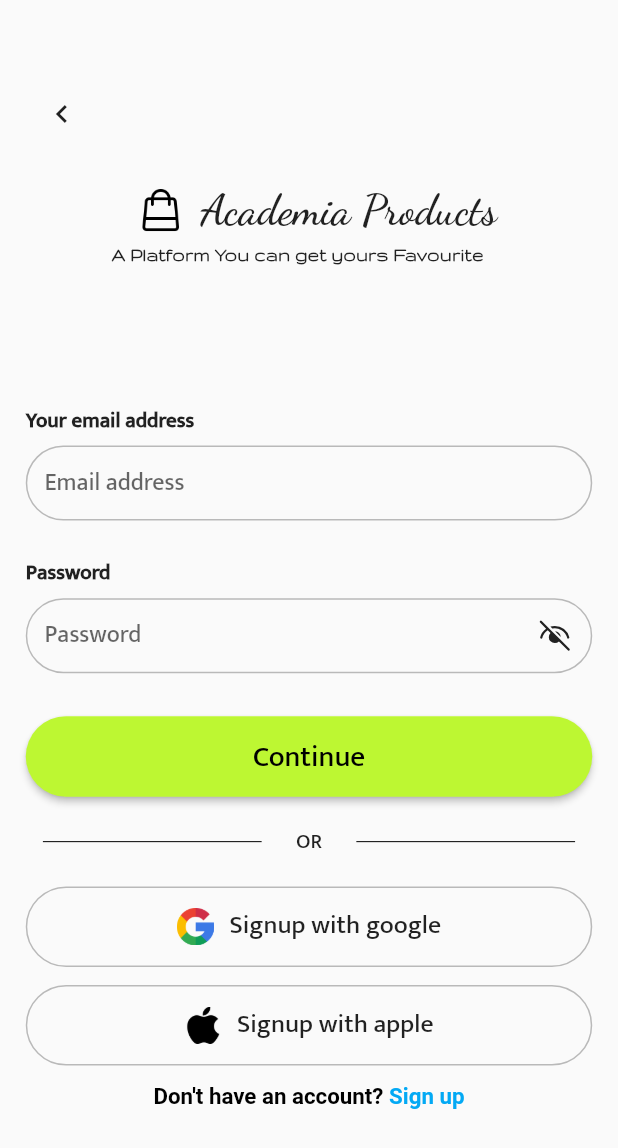
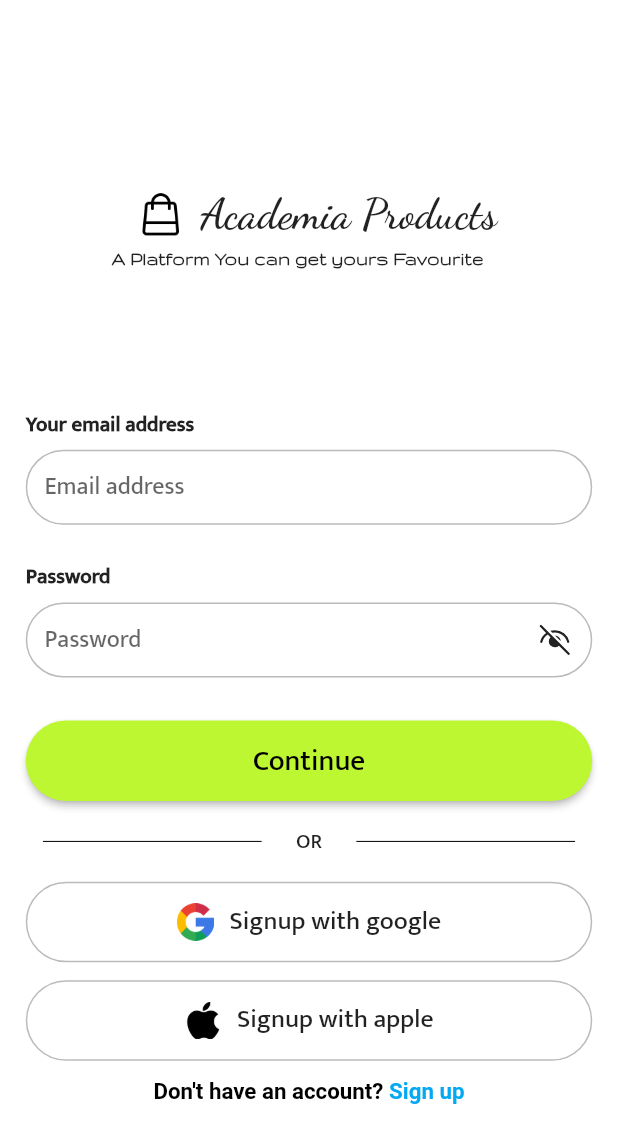
Before and after one commit to YojitSuthar/Practise-UI, a Flutter app: the screen it shows after launch, after a tap on an icon or button, on a phone screen of 412 x 824 dp. Shown: the top 1148 px of the screen. Run offline on Flutter 3.47's test engine with Material 2 defaults, Android fonts, the phone set to English and light mode, and no system bars; our stand-ins replace cloud_firestore, firebase_core, fluentui_icons, flutter_screenutil, get, lottie and 1 more; accounts and stored records are empty.

Commit message:
remove bugs

```diff
--- a/lib/main.dart
+++ b/lib/main.dart
@@ -1,5 +1,6 @@
 import 'package:flutter/material.dart';
 import 'main_resources.dart';
+import 'provider/absorbing.dart';
 
 class Myapp extends StatelessWidget {
   const Myapp({super.key});
@@ -16,6 +17,7 @@ class Myapp extends StatelessWidget {
             ChangeNotifierProvider(create: (context) => SignUpValidation()),
             ChangeNotifierProvider(create: (context) => ChangeColor()),
             ChangeNotifierProvider(create: (context) => BottumNavigation()),
+            ChangeNotifierProvider(create: (context) => Absorbing()),
           ],
           child: GetMaterialApp(
               theme: ThemeData(
--- /dev/null
+++ b/lib/provider/absorbing.dart
@@ -0,0 +1,16 @@
+import 'package:flutter/material.dart';
+
+
+class Absorbing with ChangeNotifier{
+  bool absorbButton=false;
+
+  void buttonAbsorbingTrue(){
+    absorbButton=true;
+    notifyListeners();
+  }
+
+  void buttonAbsorbingFalse(){
+    absorbButton=false;
+    notifyListeners();
+  }
+}
--- a/lib/resources/color_manager.dart
+++ b/lib/resources/color_manager.dart
@@ -15,6 +15,4 @@ class ColorManager{
   static Color redColor= Colors.red;
   static Color lightBlueColor= Colors.lightBlue;
   static Color whiteColor= Colors.white;
-
-
 }
--- a/lib/resources/string_manager.dart
+++ b/lib/resources/string_manager.dart
@@ -7,11 +7,11 @@ class StringManager{
   static const String enterUserName = "Enter username";
   static const String enterEmail = "Email address";
   static const String enterPassword = "Password";
-  static const String userName = "UserName";
+  static const String userName = "Username";
   static const String email =  "Your email address";
   static const String password =  "Password";
   static const String signIn =  "Continue";
-  static const String signUp =  "Sign-Up     >";
+  static const String signUp =  "Signup";
   static const String googleSignIn =  "Signup with google";
   static const String appleSignIn =  "Signup with apple";
   static const String no_Account=  "Account does not exist";
--- a/lib/screens/get_startPage/get_startScreen.dart
+++ b/lib/screens/get_startPage/get_startScreen.dart
@@ -51,7 +51,7 @@ class GetStartPage extends StatelessWidget {
                 margin: const EdgeInsets.only(top: 80).r,
                 child: ElevatedButton(
                     onPressed: () {
-                      Get.toNamed("/LoginPage");
+                      Get.offAllNamed("/LoginPage");
                       debugPrint("Button pressed");
                     },
                     style: ElevatedButton.styleFrom(
--- a/lib/screens/login_page/login_screen.dart
+++ b/lib/screens/login_page/login_screen.dart
@@ -18,16 +18,19 @@ class LoginScreen extends StatelessWidget {
         }
       },
       child: Scaffold(
+        backgroundColor: ColorManager.whiteColor,
         body: SingleChildScrollView(
           // keyboardDismissBehavior: ScrollViewKeyboardDismissBehavior.onDrag,
           child: Padding(
-            padding: const EdgeInsets.all(15.0).w,
+            padding: const EdgeInsets.only(left: 15.0,right: 15.0,top: 90).w,
             child: Column(
               crossAxisAlignment: CrossAxisAlignment.start,
               children: [
-                const BackIconButton(),
                 const CompanyDesign(),
                 NormalTextField(
+                    pageLabel: "Login",
+                    checkField: "emailLogin",
+                    noPassTextField: true,
                     textCtrl: textEmailCtrl,
                     hintText: StringManager.enterEmail,
                     label: StringManager.email),
@@ -39,10 +42,13 @@ class LoginScreen extends StatelessWidget {
                         style: TextStyle(color: ColorManager.redColor),
                       ));
                 }),
-                PassField(
-                    hintText: StringManager.enterPassword,
-                    textPassCtrl: textPassCtrl,
-                    labelText: StringManager.password),
+                NormalTextField(
+                    pageLabel: "Login",
+                    checkField: "passLogin",
+                    noPassTextField: false,
+                    textCtrl: textPassCtrl,
+                    hintText:StringManager.enterPassword,
+                    label: StringManager.password),
                 Consumer<SignInValidation>(builder: (context, value, child) {
                   return Container(
                       margin: const EdgeInsets.only(left: 10),
@@ -51,9 +57,7 @@ class LoginScreen extends StatelessWidget {
                         style: TextStyle(color: ColorManager.redColor),
                       ));
                 }),
-                AbsorbPointer(
-                  absorbing: false,
-                  child: Container(
+                Container(
                     margin: const EdgeInsets.only(
                       top: 5,
                     ).r,
@@ -66,7 +70,7 @@ class LoginScreen extends StatelessWidget {
                       textPassCtrl: textPassCtrl,
                     ),
                   ),
-                ),
+
                 Row(children: [
                   Expanded(
                     child: Container(
@@ -84,7 +88,7 @@ class LoginScreen extends StatelessWidget {
                             const EdgeInsets.only(left: 20.0, right: 10.0).r,
                         child: Divider(
                           color: ColorManager.blackColor,
-                          height: 50.h,
+                          height: 45.h,
                         )),),
                 ]),
                 SignInOption(
@@ -102,8 +106,8 @@ class LoginScreen extends StatelessWidget {
                   child: Center(
                     child: GestureDetector(
                       onTap: () {
+                        debugPrint("SignIn");
                         Get.toNamed("/SignUp");
-                        debugPrint("SignIn");
                       },
                       child: RichText(
                         text: TextSpan(
--- a/lib/screens/login_page/provider/singin_validation.dart
+++ b/lib/screens/login_page/provider/singin_validation.dart
@@ -24,8 +24,8 @@ class SignInValidation with ChangeNotifier{
     notifyListeners();
   }
 
-  void passSignInValidate(TextEditingController textCtrl){
-    if(textCtrl.text==""){
+  void passSignInValidate(String textCtrl){
+    if(textCtrl==""){
       passValidation="Enter Password";
       checkPass=false;
     }
--- a/lib/screens/reuse_widget/buttons/button.dart
+++ b/lib/screens/reuse_widget/buttons/button.dart
@@ -1,13 +1,14 @@
 import 'package:ecommerce/auth/sign_in.dart';
 import 'package:ecommerce/auth/sing_up.dart';
+import 'package:ecommerce/provider/absorbing.dart';
 import 'package:ecommerce/screens/signup_page/provider/signup_validation.dart';
 import 'package:ecommerce/screens/login_page/provider/singin_validation.dart';
 import 'package:ecommerce/resources/resources.dart';
-import 'package:ecommerce/user_preferences/user_preferences.dart';
 import 'package:flutter/material.dart';
 import 'package:ecommerce/resources/import_resources.dart';
 
 class Button extends StatelessWidget {
+
   final signup = Signup();
   final signin = Signin();
   final Widget? createPage;
@@ -17,7 +18,7 @@ class Button extends StatelessWidget {
   final TextEditingController? textEmailCtrl;
   final TextEditingController? textPassCtrl;
   final TextEditingController? textUserNameCtrl;
-  final userPreferences=UserPreferences();
+
   Button(
       {super.key,
       required this.label,
@@ -34,17 +35,16 @@ class Button extends StatelessWidget {
     final signUp = Provider.of<SignUpValidation>(context, listen: false);
     if (label == StringManager.signIn) {
       signIn.emailSignInValidate(textEmailCtrl!.text);
-      signIn.passSignInValidate(textPassCtrl!);
+      signIn.passSignInValidate(textPassCtrl!.text);
       if (signIn.checkEmail && signIn.checkPass) {
-        userPreferences.saveLoginUserInfo(textEmailCtrl!.text,textPassCtrl!.text);
         signin.signIN(context, textEmailCtrl!, textPassCtrl!);
       } else {
         debugPrint("not sign in ");
       }
     } else if (label == StringManager.signUp) {
-      signUp.emailSignUpValidate(textEmailCtrl!);
-      signUp.passSignUpValidate(textPassCtrl!);
-      signUp.userNameSignUpValidate(textUserNameCtrl!);
+      signUp.emailSignUpValidate(textEmailCtrl!.text);
+      signUp.passSignUpValidate(textPassCtrl!.text);
+      signUp.userNameSignUpValidate(textUserNameCtrl!.text);
       if (signUp.checkEmail && signUp.checkPass && signUp.checkUserName) {
         signup.signUP(
             context, textEmailCtrl!, textPassCtrl!, textUserNameCtrl!);
@@ -56,18 +56,27 @@ class Button extends StatelessWidget {
 
   @override
   Widget build(BuildContext context) {
-    return ElevatedButton(
+    final signIn = Provider.of<SignInValidation>(context, listen: false);
+    final signUp = Provider.of<SignUpValidation>(context, listen: false);
+    final absorb = Provider.of<Absorbing>(context, listen: false);
+    return Consumer<Absorbing>(builder: (context,value,child){
+        return AbsorbPointer(
+          absorbing: value.absorbButton,
+          child: ElevatedButton(
               onPressed: (){
                 Onpressed(context);
               },
               style: ElevatedButton.styleFrom(
                   fixedSize: Size(width!.w, height!.h),
-            backgroundColor: RGBColorManager.rgbNeonColor,
+                  backgroundColor: value.absorbButton?RGBColorManager.rgbWhiteColor:RGBColorManager.rgbNeonColor,
                   shape: RoundedRectangleBorder(
                       borderRadius: BorderRadius.circular(40).w)),
               child: Text(
                 label!,
                 style: fontSizeColorTextStyle(17, ColorManager.blackColor),
-        ));
+              )),
+        );
+      });
+
   }
 }
--- a/lib/screens/reuse_widget/pass_text_field.dart
+++ b/lib/screens/reuse_widget/pass_text_field.dart
@@ -18,7 +18,7 @@ class PassField extends StatefulWidget {
 }
 
 class _PassFieldState extends State<PassField> {
-  bool obSure = true;
+  bool obSure = false;
 
   @override
   Widget build(BuildContext context) {
@@ -40,6 +40,10 @@ class _PassFieldState extends State<PassField> {
             children: [
               Expanded(
                   child: TextFormField(
+                onChanged: (value) {
+                  debugPrint(value);
+                  validate.passSignInValidate(value);
+                },
                 cursorColor: ColorManager.lightGreenColor,
                 cursorRadius: const Radius.circular(10).w,
                 cursorWidth: 4,
@@ -57,11 +61,11 @@ class _PassFieldState extends State<PassField> {
                     });
                   },
                   icon: obSure
-                      ? const Icon(FluentSystemIcons.ic_fluent_eye_hide_filled)
-                      : Icon(
+                      ? Icon(
                           FluentSystemIcons.ic_fluent_eye_show_filled,
                           color: Colors.grey[600],
-                        ))
+                        )
+                      : const Icon(FluentSystemIcons.ic_fluent_eye_hide_filled))
             ],
           ),
         ),
--- a/lib/screens/reuse_widget/signin_option.dart
+++ b/lib/screens/reuse_widget/signin_option.dart
@@ -6,7 +6,7 @@ class SignInOption extends StatelessWidget {
 
   final String? label;
   final String? icon_image;
-  SignInOption({required this.label, required this.icon_image});
+  const SignInOption({required this.label, required this.icon_image});
 
   @override
   Widget build(BuildContext context) {
--- a/lib/screens/reuse_widget/text_field.dart
+++ b/lib/screens/reuse_widget/text_field.dart
@@ -1,27 +1,64 @@
 import 'package:ecommerce/resources/resources.dart';
 import 'package:ecommerce/screens/login_page/provider/singin_validation.dart';
+import 'package:ecommerce/screens/signup_page/provider/signup_validation.dart';
 import 'package:flutter/material.dart';
 import 'package:ecommerce/resources/import_resources.dart';
 
-class NormalTextField extends StatelessWidget {
+class NormalTextField extends StatefulWidget {
   TextEditingController textCtrl;
   String? hintText;
   String? label;
-  String validation = "";
+  String? pageLabel;
+  String? checkField;
+  bool noPassTextField;
+
   NormalTextField(
       {super.key,
       required this.textCtrl,
       required this.hintText,
+      required this.pageLabel,
+      required this.checkField,
+      required this.noPassTextField,
       required this.label});
 
   @override
+  State<NormalTextField> createState() => _NormalTextFieldState();
+}
+
+class _NormalTextFieldState extends State<NormalTextField> {
+  bool obSure = false;
+
+  void signUp(String value, BuildContext context, String label) {
+    final singUpValidate = Provider.of<SignUpValidation>(context, listen: false);
+    if(label=="signupUsername"){
+      singUpValidate.userNameSignUpValidate(value);
+    }
+    else  if(label=="signUpEmail"){
+      singUpValidate.emailSignUpValidate(value);
+    }
+    else{
+      singUpValidate.passSignUpValidate(value);
+    }
+  }
+
+  void signIn(String value, BuildContext context, String label) {
+    final singinValidate = Provider.of<SignInValidation>(context, listen: false);
+    if(label=="emailLogin"){
+      singinValidate.emailSignInValidate(value);
+    }
+    else{
+      singinValidate.passSignInValidate(value);
+    }
+  }
+
+
+  @override
   Widget build(BuildContext context) {
-    final validate = Provider.of<SignInValidation>(context, listen: false);
     return Column(
       crossAxisAlignment: CrossAxisAlignment.start,
       children: [
         Text(
-          label!,
+          widget.label!,
           style: fontWeightColorTextStyle(
               FontWeightManager.bold, ColorManager.black87Color),
         ),
@@ -30,21 +67,48 @@ class NormalTextField extends StatelessWidget {
           decoration: BoxDecoration(
               border: Border.all(color: ColorManager.greyOpacityColor),
               borderRadius: BorderRadius.circular(30).w),
-          child: Expanded(
+          child: Row(
+            children: [
+              Expanded(
                   child: TextFormField(
-                onChanged: (val){
-                  print(val);
-                  validate.emailSignInValidate(val);
+                onChanged: (val) {
+                  if(widget.pageLabel=="Login"){
+                    signIn(val, context,widget.checkField!);
+                  }
+                  else if (widget.pageLabel=="Signup"){
+                    signUp(val, context,widget.checkField!);
+                  }
                 },
                 cursorColor: ColorManager.lightGreenColor,
                 cursorRadius: const Radius.circular(10),
                 cursorWidth: 4,
-            controller: textCtrl,
+                obscureText: obSure,
+                controller: widget.textCtrl,
                 decoration: InputDecoration(
-                hintText: hintText,
+                    hintText: widget.hintText,
                     border: InputBorder.none,
                     contentPadding: const EdgeInsets.only(left: 10).r),
               )),
+              AbsorbPointer(
+                absorbing: widget.noPassTextField,
+                child: IconButton(
+                    onPressed: () {
+                      setState(() {
+                        obSure = !obSure;
+                      });
+                    },
+                    icon: widget.noPassTextField
+                        ? const Icon(null)
+                        : obSure
+                            ? Icon(
+                                FluentSystemIcons.ic_fluent_eye_show_filled,
+                                color: Colors.grey[600],
+                              )
+                            : const Icon(
+                                FluentSystemIcons.ic_fluent_eye_hide_filled)),
+              )
+            ],
+          ),
         ),
       ],
     );
```
Also changed, not shown: lib/auth/sign_in.dart (+7 -5 lines), lib/auth/sing_up.dart (+7 -7 lines), lib/screens/signup_page/provider/signup_validation.dart (+9 -9 lines), lib/screens/signup_page/signup_screen.dart (+12 -3 lines), 1 other file. Lines whose indentation alone changed are shown as unchanged.
